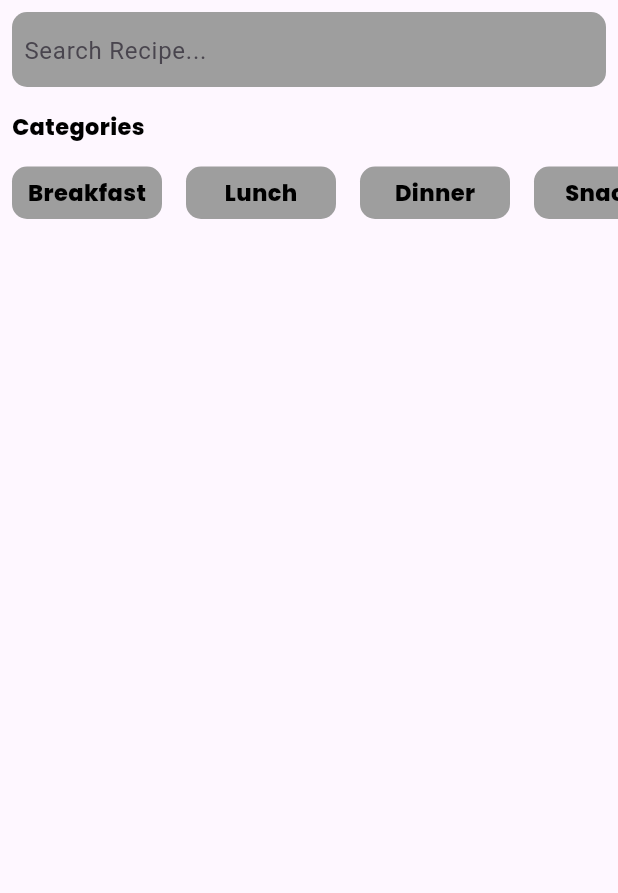
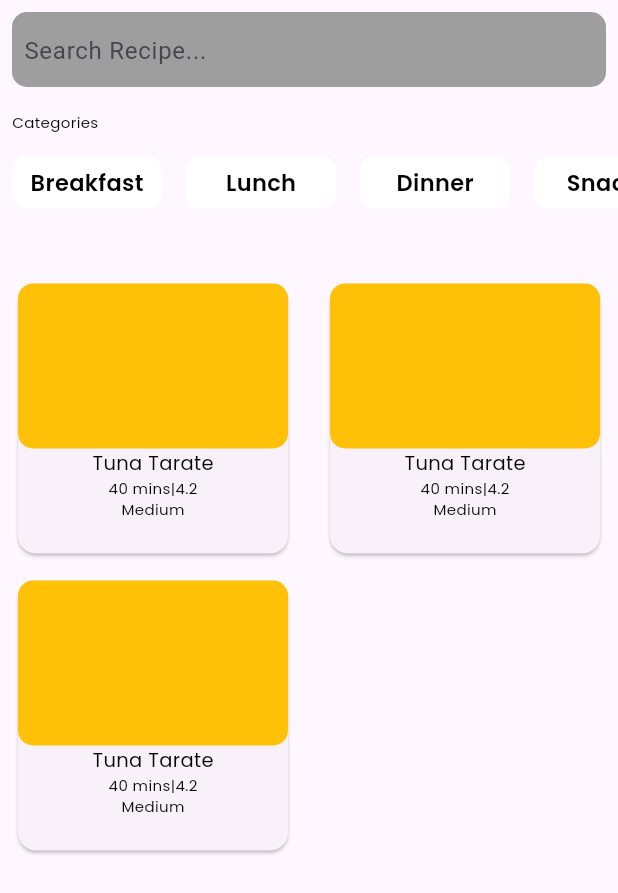
Before and after one commit to muhammadfazilkp/food_recipe_app, a Flutter app: the HomeScreen screen opened directly, on a phone screen of 412 x 824 dp. Shown: the top 893 px of the screen. Run offline on Flutter 3.47's test engine with Material 2 defaults, Android fonts, the phone set to English and light mode, and no system bars; our stand-ins replace google_fonts.

Commit message:
card inizilazed in ui

```diff
--- a/lib/core/text_style.dart
+++ b/lib/core/text_style.dart
@@ -2,7 +2,10 @@ import 'package:flutter/material.dart';
 import 'package:google_fonts/google_fonts.dart';
 
 TextStyle text = GoogleFonts.poppins(
-    textStyle: const TextStyle(color: Colors.black, fontSize: 15,fontWeight: FontWeight.w800));
+    textStyle: const TextStyle(color: Colors.black, fontSize: 15,fontWeight: FontWeight.w600));
 
     TextStyle categori = GoogleFonts.poppins(
     textStyle: const TextStyle(color: Colors.black, fontSize: 13,));
+
+    TextStyle detail = GoogleFonts.poppins(
+    textStyle: const TextStyle(color: Colors.black, fontSize: 10,));
--- a/lib/view/screens/home_screen/home_page.dart
+++ b/lib/view/screens/home_screen/home_page.dart
@@ -3,8 +3,16 @@ import 'package:food_recipe_app/core/text_style.dart';
 import 'package:food_recipe_app/view/screens/home_screen/widget/categori.dart';
 
 class HomeScreen extends StatelessWidget {
-   HomeScreen({super.key});
-   final List<String> categories = ["Breakfast", "Lunch", "Dinner", "Snacks", "Dessert", "Drinks", "Vegetarian"];
+  HomeScreen({super.key});
+  final List<String> categories = [
+    "Breakfast",
+    "Lunch",
+    "Dinner",
+    "Snacks",
+    "Dessert",
+    "Drinks",
+    "Vegetarian"
+  ];
 
   @override
   Widget build(BuildContext context) {
@@ -35,10 +43,143 @@ class HomeScreen extends StatelessWidget {
                   alignment: Alignment.topLeft,
                   child: Text(
                     'Categories',
-                    style: text,
+                    style: detail,
                   )),
             ),
-             CategoriWidget( categories: categories,)
+            CategoriWidget(
+              categories: categories,
+            ),
+            const SizedBox(
+              height: 30,
+            ),
+            Expanded(
+              child: Padding(
+                padding: const EdgeInsets.all(8.0),
+                child: GridView(
+
+                  gridDelegate: const SliverGridDelegateWithFixedCrossAxisCount(
+
+                      crossAxisCount: 2,
+                      mainAxisSpacing: 10,
+                      crossAxisSpacing: 20
+                    ),
+                  scrollDirection: Axis.vertical,
+                  children: [
+                    Card(
+                      child: SingleChildScrollView(
+                        child: Column(
+                          children: [
+                            Container(
+                              height: 110,
+                              width: double.infinity,
+                              decoration: BoxDecoration(
+                                color: Colors.amber,
+                                borderRadius: BorderRadius.circular(10),
+                              ),
+                            ),
+                            Column(
+                              children: [
+                                Text(
+                                  'Tuna Tarate',
+                                  style: categori,
+                                ),
+                                Text(
+                                  '40 mins|4.2',
+                                  style: detail,
+                                ),
+                                Text(
+                                  'Medium',
+                                  style: detail,
+                                ),
+                                const SizedBox(
+                                  height: 5,
+                                ),
+
+                              ],
+                            ),
+                          ],
+                        ),
+                      ),
+                    ),
+                     Card(
+                      child: SingleChildScrollView(
+                        child: Column(
+                          children: [
+                            Container(
+                              height: 110,
+                              width: double.infinity,
+                              decoration: BoxDecoration(
+                                color: Colors.amber,
+                                borderRadius: BorderRadius.circular(10),
+                              ),
+                            ),
+                            Column(
+                              children: [
+                                Text(
+                                  'Tuna Tarate',
+                                  style: categori,
+                                ),
+                                Text(
+                                  '40 mins|4.2',
+                                  style: detail,
+                                ),
+                                Text(
+                                  'Medium',
+                                  style: detail,
+                                ),
+                                const SizedBox(
+                                  height: 5,
+                                ),
+
+                              ],
+                            ),
+                          ],
+                        ),
+                      ),
+                    ),
+                     Card(
+                      child: Column(
+                        children: [
+                          Container(
+                            height: 110,
+                            width: double.infinity,
+                            decoration: BoxDecoration(
+                              color: Colors.amber,
+                              borderRadius: BorderRadius.circular(10),
+                            ),
+                          ),
+                          Column(
+                            children: [
+                              Text(
+                                'Tuna Tarate',
+                                style: categori,
+                              ),
+                              Text(
+                                '40 mins|4.2',
+                                style: detail,
+                              ),
+                              Text(
+                                'Medium',
+                                style: detail,
+                              ),
+                              const SizedBox(
+                                height: 5,
+                              ),
+
+                            ],
+                          ),
+                        ],
+                      ),
+                    ),
+                    // Add more Card widgets
+                    // Add more Card widgets similarly
+                  ],
+
+
+
+                ),
+              ),
+            )
           ],
         ),
       ),
--- a/lib/view/screens/home_screen/widget/categori.dart
+++ b/lib/view/screens/home_screen/widget/categori.dart
@@ -1,13 +1,10 @@
 import 'package:flutter/material.dart';
 import 'package:food_recipe_app/core/text_style.dart';
-
-
-
 
 class CategoriWidget extends StatelessWidget {
   final List<String> categories;
 
-   CategoriWidget({required this.categories});
+  CategoriWidget({required this.categories});
 
   @override
   Widget build(BuildContext context) {
@@ -32,11 +29,11 @@ class CategoryItem extends StatelessWidget {
     return Container(
       height: 35,
       width: 100,
-       // Adjust the width as needed
-      margin: const  EdgeInsets.all(8.0),
-       // Add some spacing between categories
+      // Adjust the width as needed
+      margin: const EdgeInsets.all(8.0),
+      // Add some spacing between categories
       decoration: BoxDecoration(
-        color: Colors.grey,
+        color: Colors.white,
         borderRadius: BorderRadius.circular(10),
       ),
       child: Center(
```
